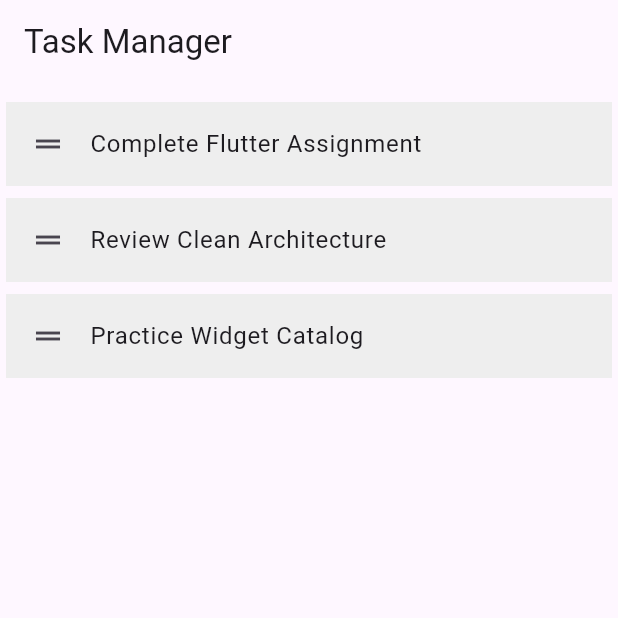
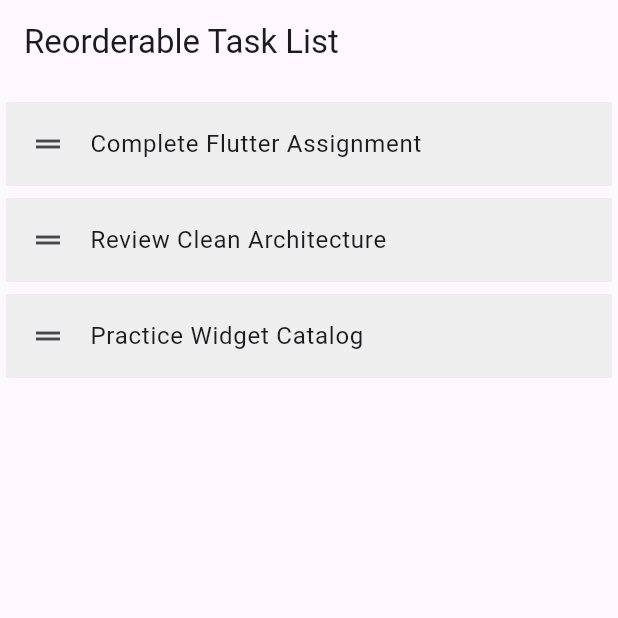
Before and after one commit to fatima304/FatmaAtef_Week2_Challenges, a Flutter app: the screen it shows after launch, on a phone screen of 412 x 824 dp, the top half of it. Run offline on Flutter 3.47's test engine with Material 3 defaults, Android fonts, the phone set to English and light mode, and no system bars.

Commit message:
Challenge 1 done

```diff
--- a/lib/challenge1/challenge1_task.dart
+++ b/lib/challenge1/ui/screen/challenge1_task.dart
@@ -50,7 +50,9 @@ class _Challenge1State extends State<Challenge1> {
 
   @override
   Widget build(BuildContext context) {
-    return ReorderableListView.builder(
+    return Scaffold(
+      appBar: AppBar(title: const Text('Reorderable Task List')),
+      body:  ReorderableListView.builder(
       buildDefaultDragHandles: false,
       padding: const EdgeInsets.symmetric(vertical: 8),
       itemCount: tasks.length,
@@ -69,6 +71,9 @@ class _Challenge1State extends State<Challenge1> {
           confirmDelete: _confirmDelete,
         );
       },
+    ),
+
     );
-  }
+
+     }
 }
--- a/lib/main.dart
+++ b/lib/main.dart
@@ -1,4 +1,5 @@
-import 'package:challenges/challenge1/challenge1_task.dart';
+import 'package:challenges/challenge1/ui/screen/challenge1_task.dart';
+import 'package:challenges/challenge2/challenge2.dart';
 import 'package:flutter/material.dart';
 
 void main() {
@@ -11,14 +12,8 @@ class ChallengesApp extends StatelessWidget {
   @override
   Widget build(BuildContext context) {
     return MaterialApp(
-      home: Scaffold(
-        body: Challenge1(),
-        appBar: AppBar(
-          title: const Text('Task Manager'),
-          elevation: 0,
-          backgroundColor: Colors.transparent,
-        ),
-      ),
-    );
+      debugShowCheckedModeBanner: false,
+      home: Challenge1(),
+      );
   }
 }
```
Also changed, not shown: lib/challenge2/challenge2.dart (added).
